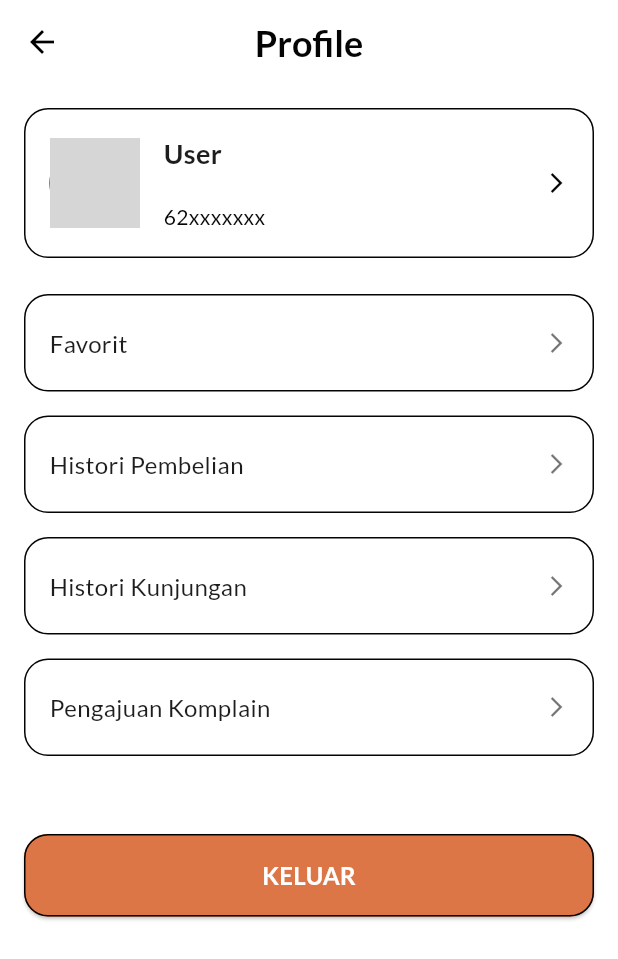
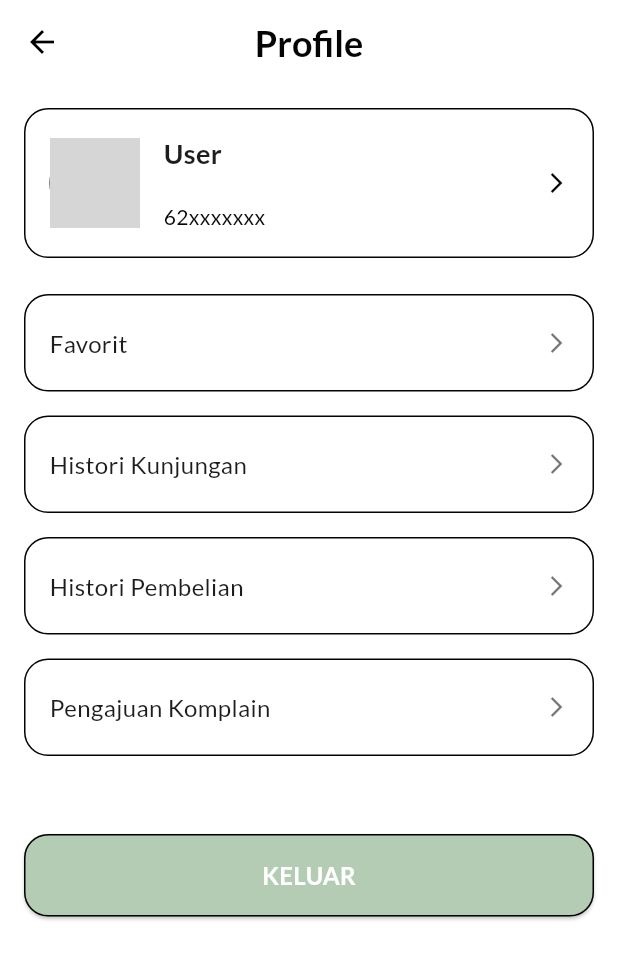
Before and after one commit to TA-Klinik-Aesthetic/mobile_app_klinik, a Flutter app: the UserScreen screen opened by its route, on a phone screen of 412 x 824 dp. Shown: the top 959 px of the screen. Run offline on Flutter 3.47's test engine with Material 3 defaults, Android fonts, the phone set to English and light mode, and no system bars; our stand-ins replace cached_network_image, card_swiper, connectivity_plus, equatable, flutter_rating_bar, flutter_svg and 6 more; accounts and stored records are empty; network calls fail; project files that could hold a hidden picture were left out; grey boxes are pictures that could not be loaded.

Commit message:
fix some UI adjustment

```diff
--- a/lib/presentation/user_screen/user_screen.dart
+++ b/lib/presentation/user_screen/user_screen.dart
@@ -228,23 +228,23 @@ class _UserScreenState extends State<UserScreen> {
                   },
                 ),
                 _buildMenuOption(
+                  title: 'Histori Kunjungan',
+                  onTap: () {
+                    Navigator.push(
+                      context,
+                      MaterialPageRoute(
+                        builder: (context) => AppRoutes.routes[AppRoutes.historyConsultationScreen]!(context),
+                      ),
+                    );
+                  },
+                ),
+                _buildMenuOption(
                   title: 'Histori Pembelian',
                   onTap: () {
                     Navigator.push(
                       context,
                       MaterialPageRoute(
                         builder: (context) => AppRoutes.routes[AppRoutes.historyPurchaseScreen]!(context),
-                      ),
-                    );
-                  },
-                ),
-                _buildMenuOption(
-                  title: 'Histori Kunjungan',
-                  onTap: () {
-                    Navigator.push(
-                      context,
-                      MaterialPageRoute(
-                        builder: (context) => AppRoutes.routes[AppRoutes.historyConsultationScreen]!(context),
                       ),
                     );
                   },
@@ -329,7 +329,7 @@ class _UserScreenState extends State<UserScreen> {
                     }
                   },
                   style: ElevatedButton.styleFrom(
-                    backgroundColor: isLoggedIn ? appTheme.orange400 : appTheme.lightGreen,
+                    backgroundColor: isLoggedIn ? appTheme.lightGreen : appTheme.lightGreen,
                     padding: const EdgeInsets.symmetric(vertical: 16),
                     shape: RoundedRectangleBorder(
                       borderRadius: BorderRadius.circular(16),
```
Also changed, not shown: lib/presentation/booking_screen/detail_history_consultation_screen.dart (+15 -1 lines).
